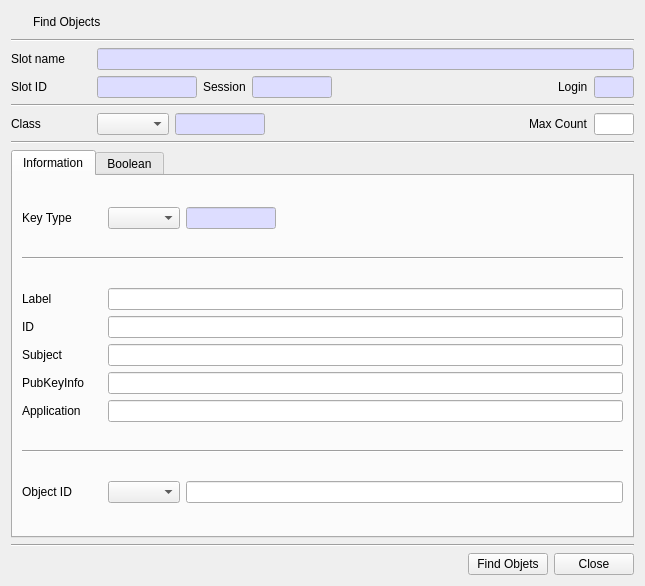
Before: the Qt Designer form CryptokiMan/find_object_dlg.ui in jykim74/CryptokiMan, drawn with Qt 5.
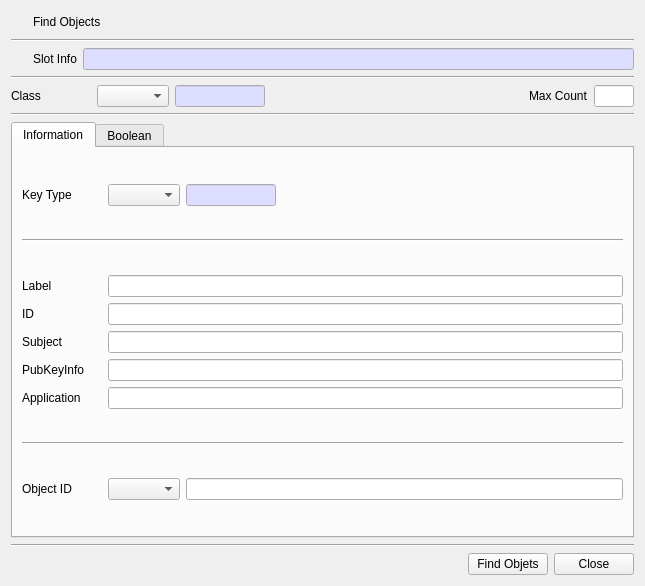
After: the same form once the commit is applied. Icons and pictures are not drawn.

```diff
--- a/CryptokiMan/find_object_dlg.ui
+++ b/CryptokiMan/find_object_dlg.ui
@@ -60,112 +60,21 @@
    </item>
    <item>
     <layout class="QGridLayout" name="gridLayout">
-     <item row="0" column="0">
+     <item row="0" column="1">
       <widget class="QLabel" name="label_2">
        <property name="minimumSize">
         <size>
-         <width>80</width>
+         <width>0</width>
          <height>0</height>
         </size>
        </property>
        <property name="text">
-        <string>Slot name</string>
-       </property>
-      </widget>
-     </item>
-     <item row="0" column="1">
-      <widget class="QLineEdit" name="mSlotNameText">
-       <property name="palette">
-        <palette>
-         <active>
-          <colorrole role="Base">
-           <brush brushstyle="SolidPattern">
-            <color alpha="255">
-             <red>221</red>
-             <green>221</green>
-             <blue>255</blue>
-            </color>
-           </brush>
-          </colorrole>
-         </active>
-         <inactive>
-          <colorrole role="Base">
-           <brush brushstyle="SolidPattern">
-            <color alpha="255">
-             <red>221</red>
-             <green>221</green>
-             <blue>255</blue>
-            </color>
-           </brush>
-          </colorrole>
-         </inactive>
-         <disabled/>
-        </palette>
-       </property>
-       <property name="readOnly">
-        <bool>true</bool>
-       </property>
-      </widget>
-     </item>
-    </layout>
-   </item>
-   <item>
-    <layout class="QGridLayout" name="gridLayout_2">
-     <item row="0" column="3">
-      <widget class="QLineEdit" name="mSessionText">
-       <property name="maximumSize">
-        <size>
-         <width>80</width>
-         <height>16777215</height>
-        </size>
-       </property>
-       <property name="palette">
-        <palette>
-         <active>
-          <colorrole role="Base">
-           <brush brushstyle="SolidPattern">
-            <color alpha="255">
-             <red>221</red>
-             <green>221</green>
-             <blue>255</blue>
-            </color>
-           </brush>
-          </colorrole>
-         </active>
-         <inactive>
-          <colorrole role="Base">
-           <brush brushstyle="SolidPattern">
-            <color alpha="255">
-             <red>221</red>
-             <green>221</green>
-             <blue>255</blue>
-            </color>
-           </brush>
-          </colorrole>
-         </inactive>
-         <disabled/>
-        </palette>
-       </property>
-       <property name="readOnly">
-        <bool>true</bool>
+        <string>Slot Info</string>
        </property>
       </widget>
      </item>
      <item row="0" column="2">
-      <widget class="QLabel" name="label_5">
-       <property name="text">
-        <string>Session</string>
-       </property>
-      </widget>
-     </item>
-     <item row="0" column="1">
-      <widget class="QLineEdit" name="mSlotIDText">
-       <property name="maximumSize">
-        <size>
-         <width>100</width>
-         <height>16777215</height>
-        </size>
-       </property>
+      <widget class="QLineEdit" name="mSlotInfoText">
        <property name="palette">
         <palette>
          <active>
@@ -198,79 +107,32 @@
        </property>
       </widget>
      </item>
-     <item row="0" column="6">
-      <widget class="QLineEdit" name="mLoginText">
-       <property name="maximumSize">
-        <size>
-         <width>40</width>
-         <height>16777215</height>
-        </size>
-       </property>
-       <property name="palette">
-        <palette>
-         <active>
-          <colorrole role="Base">
-           <brush brushstyle="SolidPattern">
-            <color alpha="255">
-             <red>221</red>
-             <green>221</green>
-             <blue>255</blue>
-            </color>
-           </brush>
-          </colorrole>
-         </active>
-         <inactive>
-          <colorrole role="Base">
-           <brush brushstyle="SolidPattern">
-            <color alpha="255">
-             <red>221</red>
-             <green>221</green>
-             <blue>255</blue>
-            </color>
-           </brush>
-          </colorrole>
-         </inactive>
-         <disabled/>
-        </palette>
-       </property>
-       <property name="readOnly">
-        <bool>true</bool>
-       </property>
-      </widget>
-     </item>
-     <item row="0" column="5">
-      <widget class="QLabel" name="label_6">
-       <property name="text">
-        <string>Login</string>
-       </property>
-      </widget>
-     </item>
      <item row="0" column="0">
-      <widget class="QLabel" name="label_4">
+      <widget class="QPushButton" name="mSlotBtn">
        <property name="minimumSize">
         <size>
-         <width>80</width>
+         <width>16</width>
          <height>0</height>
         </size>
        </property>
+       <property name="maximumSize">
+        <size>
+         <width>16</width>
+         <height>16777215</height>
+        </size>
+       </property>
        <property name="text">
-        <string>Slot ID</string>
+        <string/>
+       </property>
+       <property name="icon">
+        <iconset resource="cryptokiman.qrc">
+         <normaloff>:/images/slot.png</normaloff>:/images/slot.png</iconset>
+       </property>
+       <property name="flat">
+        <bool>true</bool>
        </property>
       </widget>
      </item>
-     <item row="0" column="4">
-      <spacer name="horizontalSpacer">
-       <property name="orientation">
-        <enum>Qt::Horizontal</enum>
-       </property>
-       <property name="sizeHint" stdset="0">
-        <size>
-         <width>40</width>
-         <height>20</height>
-        </size>
-       </property>
-      </spacer>
-     </item>
     </layout>
    </item>
    <item>
```
Left out of the diff: 3 changed lines with no effect on the pictures.
